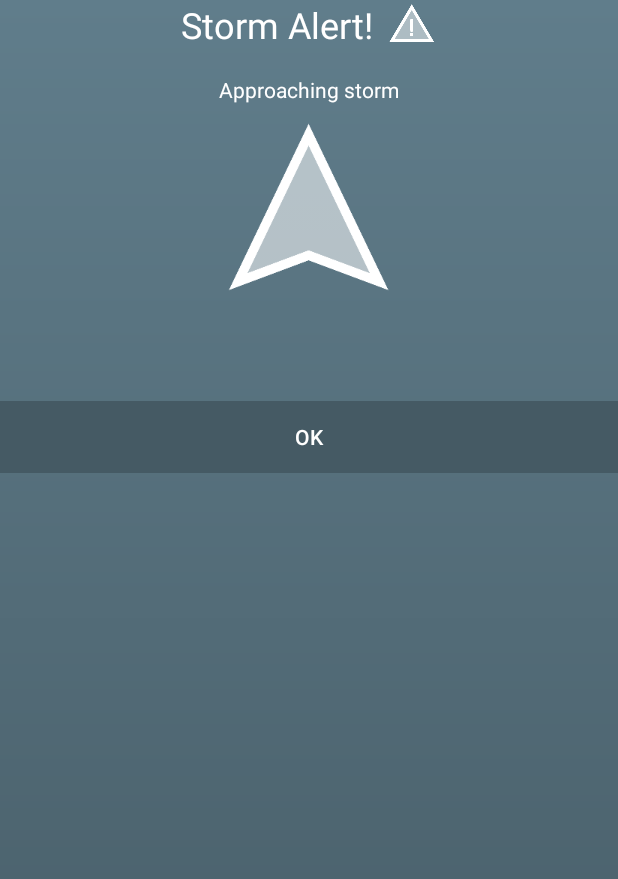
After one commit to broderbluff/Forecastly, an Android app: the layout dialog_alert.xml on its own in the app's theme, with its tools: preview values and no code run, on a phone screen of 412 x 824 dp. The commit adds this screen. Shown: the top 879 px of the screen. Run offline under Robolectric (Android 15) with nearby library versions, the phone set to English and light mode, and no system bars.

Commit message:
storm warning added

```diff
--- a/app/build.gradle
+++ b/app/build.gradle
@@ -8,8 +8,8 @@ android {
         applicationId "eu.brimir.forecastly"
         minSdkVersion 16
         targetSdkVersion 22
-        versionCode 6
-        versionName "1.0.5"
+        versionCode 8
+        versionName "1.0.7"
     }
     buildTypes {
         release {
@@ -30,4 +30,6 @@ dependencies {
     compile 'com.daimajia.androidanimations:library:1.1.3@aar'
     compile 'com.android.support:recyclerview-v7:22.2.0'
     compile 'com.google.android.gms:play-services:7.5.0'
+
+
 }
--- a/app/src/main/java/eu/brimir/forecastly/weather/Current.java
+++ b/app/src/main/java/eu/brimir/forecastly/weather/Current.java
@@ -20,6 +20,7 @@ public class Current {
     private double mPrecipIntensity;
     private double mNearestStormDistance;
     private double mNearestStormBearing;
+
 
     public double getPrecipIntensity() {
 
--- /dev/null
+++ b/app/src/main/res/layout/dialog_alert.xml
@@ -0,0 +1,99 @@
+<?xml version="1.0" encoding="utf-8"?>
+<RelativeLayout xmlns:android="http://schemas.android.com/apk/res/android"
+                android:layout_width="match_parent"
+                android:layout_height="match_parent"
+                android:background="@drawable/bg_gradient">
+    <RelativeLayout
+        android:layout_width="match_parent"
+        android:layout_height="wrap_content"
+        android:id="@+id/contentDialog"
+        android:layout_marginBottom="15dp">
+
+        <LinearLayout
+        android:orientation="horizontal"
+        android:layout_width="match_parent"
+        android:layout_height="wrap_content"
+        android:layout_alignParentTop="true"
+        android:layout_alignParentLeft="true"
+        android:layout_alignParentStart="true"
+        android:gravity="center"
+        android:id="@+id/linearLayout3">
+
+        <TextView
+            android:layout_width="wrap_content"
+            android:layout_height="wrap_content"
+            android:text="@string/alert_dialog_alert_title"
+            android:id="@+id/textView2"
+            android:textColor="@android:color/white"
+            android:textSize="24sp"/>
+
+        <ImageView
+            android:layout_width="wrap_content"
+
+            android:layout_height="wrap_content"
+            android:id="@+id/imageView2"
+            android:src="@drawable/alert_white"
+            android:layout_marginLeft="10dp"/>
+
+    </LinearLayout>
+
+
+        <ImageView
+            android:layout_width="wrap_content"
+            android:layout_height="wrap_content"
+            android:id="@+id/alertDialogArrow"
+
+            android:src="@drawable/alertdialogarrow"
+
+            android:layout_marginTop="41dp"
+            android:layout_below="@+id/linearLayout3"
+            android:layout_centerHorizontal="true"/>
+
+        <TextView
+            android:layout_width="wrap_content"
+            android:layout_height="wrap_content"
+            android:text="@string/dialog_alert_title"
+            android:id="@+id/tvStormApproaching"
+            android:layout_below="@+id/linearLayout3"
+            android:layout_centerHorizontal="true"
+            android:layout_marginTop="17dp"
+            android:textColor="@android:color/white"/>
+        <TextView
+            android:layout_width="wrap_content"
+            android:layout_height="wrap_content"
+
+            android:id="@+id/distanceToStormTextView"
+            android:layout_below="@id/alertDialogArrow"
+            android:layout_centerHorizontal="true"
+            android:textColor="@android:color/white"
+            android:layout_marginTop="15dp"/>
+
+    </RelativeLayout>
+
+
+
+    <LinearLayout
+        android:orientation="horizontal"
+        android:layout_below="@+id/contentDialog"
+        android:paddingTop="15dp"
+        style="?android:attr/buttonBarStyle"
+        android:layout_width="match_parent"
+        android:layout_height="wrap_content"
+        android:id="@+id/linearLayout4">
+
+        <Button
+            android:id="@+id/alertDialogButton"
+            android:text="@string/ok_button"
+            android:background="#455A64"
+            android:textColor="@android:color/white"
+            android:layout_width="match_parent"
+            android:layout_height="wrap_content"
+            android:singleLine="true"/>
+
+
+
+    </LinearLayout>
+
+
+
+</RelativeLayout>
--- a/app/src/main/res/values/strings.xml
+++ b/app/src/main/res/values/strings.xml
@@ -52,6 +52,9 @@
     <string name="precip_dialog_title">How much precipitation</string>
     <string name="precip_dialog_message1">"Up to "</string>
     <string name="precip_dialog_message2">"mm per hour"</string>
+    <string name="dialog_alert_title">Approaching storm</string>
+    <string name="alert_dialog_alert_title">Storm Alert!</string>
+    <string name="alert_dialog_km_away">" km away"</string>
 
 
 </resources>
```
Also changed, not shown: app/src/main/java/eu/brimir/forecastly/adapters/DayAdapter.java (+22 -3 lines), app/src/main/java/eu/brimir/forecastly/ui/MainActivity.java (+136 -38 lines), app/src/main/java/eu/brimir/forecastly/weather/Alert.java (added, +56 -0 lines), app/src/main/java/eu/brimir/forecastly/weather/Daily.java (+7 -0 lines), app/src/main/java/eu/brimir/forecastly/weather/Forecast.java (+9 -0 lines), app/src/main/res/drawable/alertanimation.xml (added, +7 -0 lines), app/src/main/res/layout/activity_main.xml (+11 -1 lines), app/src/main/res/drawable-xxhdpi/alert_red.png (added), app/src/main/res/drawable-xxhdpi/alert_white.png (added), app/src/main/res/drawable-xxhdpi/arrow.png (added), app/src/main/res/drawable-xxxhdpi/alertdialogarrow.png (added), 8 other files.
